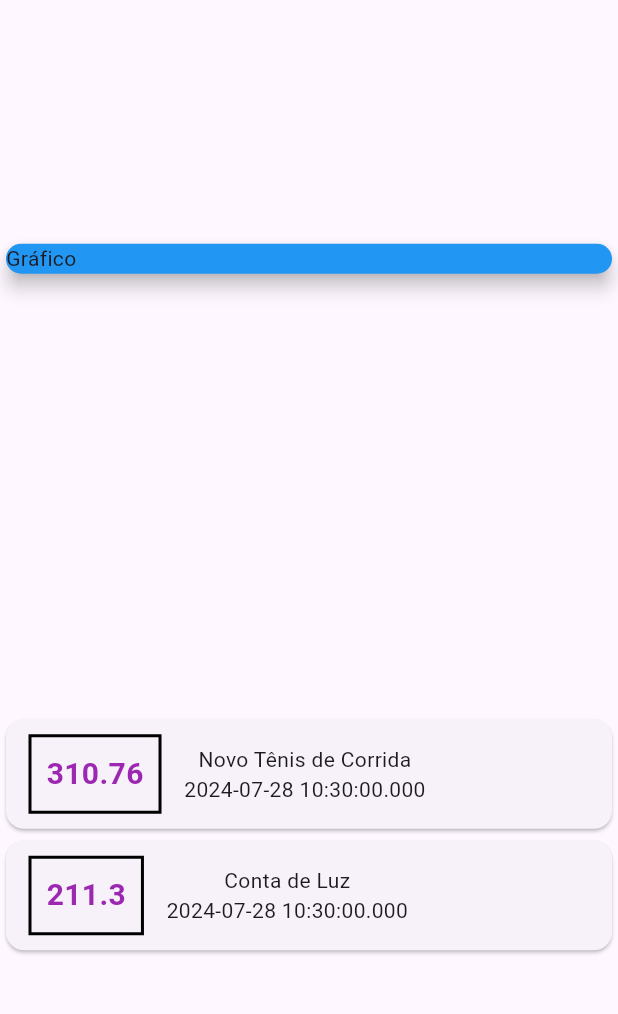
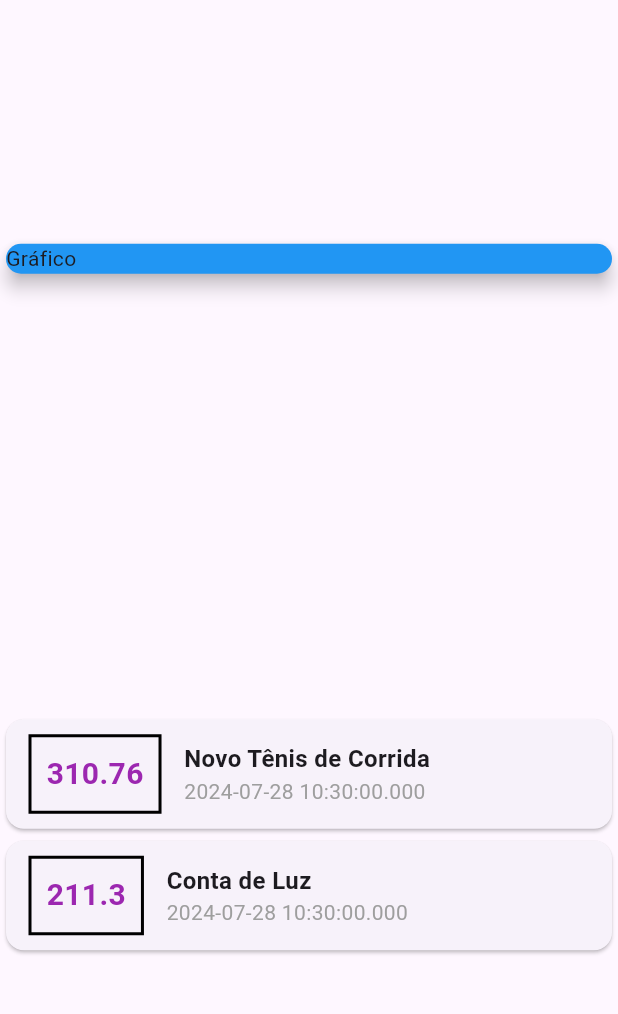
Before and after one commit to so-tha/Expenses_app, a Flutter app: the screen it shows after launch, on a phone screen of 412 x 824 dp, the part 63-1077 px from its top. Run offline on Flutter 3.47's test engine with Material 3 defaults, Android fonts, the light colour scheme and no system bars.

Commit message:
mod na coluna do titulo e data

```diff
--- a/lib/main.dart
+++ b/lib/main.dart
@@ -66,9 +66,21 @@ class Myhomepage extends StatelessWidget {
                       ),
                     ),
                     Column(
+                      crossAxisAlignment: CrossAxisAlignment.start,
                       children: <Widget>[
-                        Text(tr.title),
-                        Text(tr.date.toString()),
+                        Text(
+                          tr.title,
+                          style: TextStyle(
+                            fontSize: 16,
+                            fontWeight: FontWeight.bold,
+                          ),
+                          ),
+                        Text(
+                          tr.date.toString(),
+                          style: TextStyle(
+                            color: Colors.grey,
+                          ),
+                          ),
                       ],
                     )
                   ],
```
